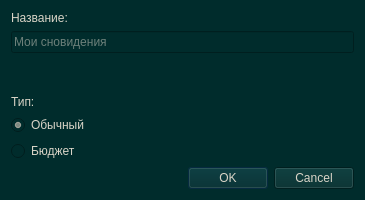
i3Cheese/Your-Diary, file UI/ui_CategoryCreateDialog.ui: the form before one commit.
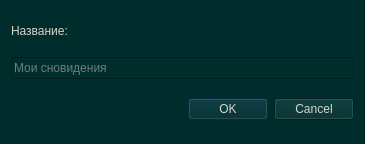
The form after the commit.

What changed in the file:
```diff
--- a/UI/ui_CategoryCreateDialog.ui
+++ b/UI/ui_CategoryCreateDialog.ui
@@ -10,7 +10,7 @@
     <x>0</x>
     <y>0</y>
     <width>365</width>
-    <height>200</height>
+    <height>144</height>
    </rect>
   </property>
   <property name="sizePolicy">
@@ -22,13 +22,13 @@
   <property name="minimumSize">
    <size>
     <width>365</width>
-    <height>200</height>
+    <height>144</height>
    </size>
   </property>
   <property name="maximumSize">
    <size>
-    <width>365</width>
-    <height>200</height>
+    <width>123456</width>
+    <height>144</height>
    </size>
   </property>
   <property name="windowTitle">
@@ -43,7 +43,7 @@
 
 font: 11.5pt &quot;MS Shell Dlg 2&quot;;</string>
   </property>
-  <layout class="QVBoxLayout" name="verticalLayout" stretch="1,1,1,1,3,3,3">
+  <layout class="QVBoxLayout" name="verticalLayout" stretch="1,1,3">
    <property name="sizeConstraint">
     <enum>QLayout::SetDefaultConstraint</enum>
    </property>
@@ -73,49 +73,6 @@
      </property>
     </widget>
    </item>
-   <item>
-    <spacer name="verticalSpacer">
-     <property name="orientation">
-      <enum>Qt::Vertical</enum>
-     </property>
-     <property name="sizeHint" stdset="0">
-      <size>
-       <width>20</width>
-       <height>16</height>
-      </size>
-     </property>
-    </spacer>
-   </item>
-   <item>
-    <widget class="QLabel" name="label_2">
-     <property name="sizePolicy">
-      <sizepolicy hsizetype="Preferred" vsizetype="Fixed">
-       <horstretch>0</horstretch>
-       <verstretch>0</verstretch>
-      </sizepolicy>
-     </property>
-     <property name="text">
-      <string>Тип:</string>
-     </property>
-    </widget>
-   </item>
-   <item>
-    <widget class="QRadioButton" name="rbDefault">
-     <property name="text">
-      <string>Обычный</string>
-     </property>
-     <property name="checked">
-      <bool>true</bool>
-     </property>
-    </widget>
-   </item>
-   <item>
-    <widget class="QRadioButton" name="rbBudget">
-     <property name="text">
-      <string>Бюджет</string>
-     </property>
-    </widget>
-   </item>
    <item>
     <widget class="QDialogButtonBox" name="buttonBox">
      <property name="orientation">
```
Left out of the diff: 2 changed lines with no effect on the pictures.
